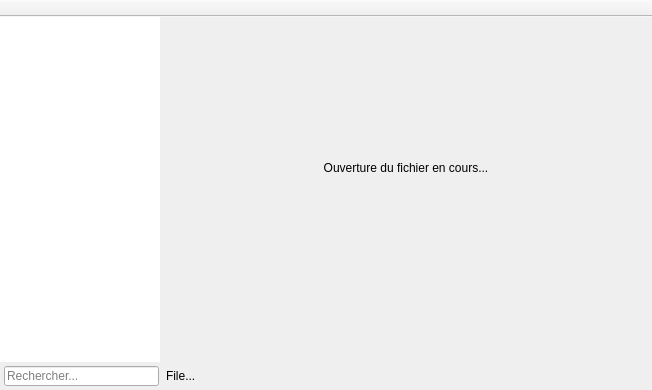
First picture: the form in sources/editor/editor.ui, repository davy7125/polyphone, before the edit.
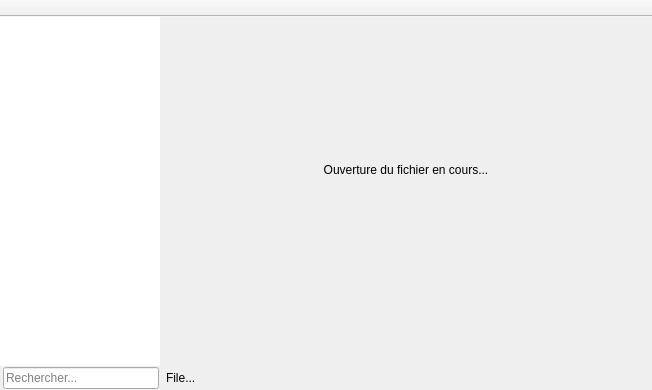
Second picture: the form after the edit. Custom widgets are drawn as their Qt base class.

```diff
--- a/sources/editor/editor.ui
+++ b/sources/editor/editor.ui
@@ -107,14 +107,14 @@
         <widget class="QFrame" name="frameSearch">
          <property name="minimumSize">
           <size>
-           <width>28</width>
-           <height>0</height>
+           <width>0</width>
+           <height>24</height>
           </size>
          </property>
          <property name="maximumSize">
           <size>
            <width>16777215</width>
-           <height>28</height>
+           <height>24</height>
           </size>
          </property>
          <property name="frameShape">
@@ -122,16 +122,16 @@
          </property>
          <layout class="QGridLayout" name="gridLayout">
           <property name="leftMargin">
-           <number>4</number>
+           <number>3</number>
           </property>
           <property name="topMargin">
-           <number>4</number>
+           <number>0</number>
           </property>
           <property name="rightMargin">
            <number>1</number>
           </property>
           <property name="bottomMargin">
-           <number>4</number>
+           <number>0</number>
           </property>
           <item row="0" column="0">
            <widget class="QLineEdit" name="editFilter">
@@ -248,7 +248,13 @@
           <property name="minimumSize">
            <size>
             <width>0</width>
-            <height>28</height>
+            <height>24</height>
+           </size>
+          </property>
+          <property name="maximumSize">
+           <size>
+            <width>16777215</width>
+            <height>24</height>
            </size>
           </property>
           <layout class="QHBoxLayout" name="horizontalLayout_2">
```
Left out of the diff: 11 changed lines with no effect on the pictures.
